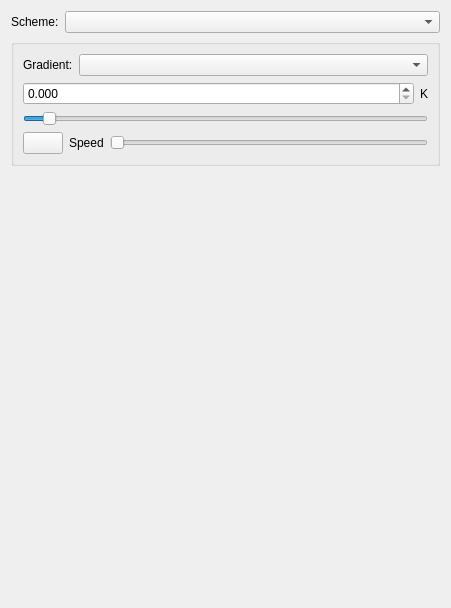
Before: the Qt Designer form src/gradientwidget.ui in KDE/kalzium, drawn with Qt 5.
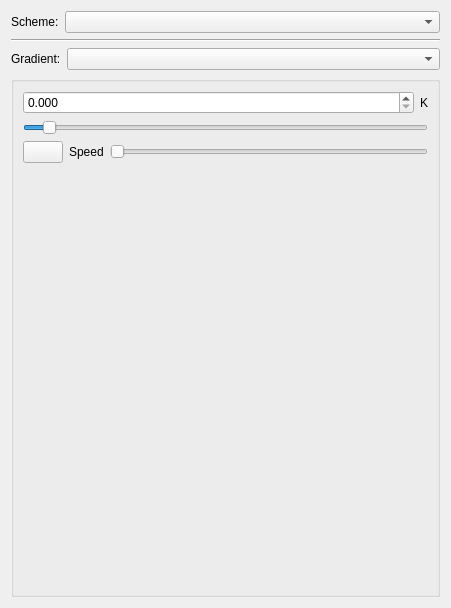
After: the same form once the commit is applied.

Diff of the .ui file:
```diff
--- a/src/gradientwidget.ui
+++ b/src/gradientwidget.ui
@@ -35,6 +35,34 @@
      </item>
     </layout>
    </item>
+   <item>
+    <widget class="Line" name="line">
+     <property name="orientation">
+      <enum>Qt::Horizontal</enum>
+     </property>
+    </widget>
+   </item>
+   <item>
+    <layout class="QHBoxLayout" name="horizontalLayout_3">
+     <item>
+      <widget class="QLabel" name="label_3">
+       <property name="text">
+        <string>Gradient:</string>
+       </property>
+      </widget>
+     </item>
+     <item>
+      <widget class="QComboBox" name="gradient_combo">
+       <property name="sizePolicy">
+        <sizepolicy hsizetype="Expanding" vsizetype="Fixed">
+         <horstretch>0</horstretch>
+         <verstretch>0</verstretch>
+        </sizepolicy>
+       </property>
+      </widget>
+     </item>
+    </layout>
+   </item>
    <item>
     <widget class="QGroupBox" name="groupBox">
      <property name="sizePolicy">
@@ -50,27 +78,6 @@
       <bool>false</bool>
      </property>
      <layout class="QVBoxLayout" name="verticalLayout_3">
-      <item>
-       <layout class="QHBoxLayout" name="horizontalLayout_3">
-        <item>
-         <widget class="QLabel" name="label_3">
-          <property name="text">
-           <string>Gradient:</string>
-          </property>
-         </widget>
-        </item>
-        <item>
-         <widget class="QComboBox" name="gradient_combo">
-          <property name="sizePolicy">
-           <sizepolicy hsizetype="Expanding" vsizetype="Fixed">
-            <horstretch>0</horstretch>
-            <verstretch>0</verstretch>
-           </sizepolicy>
-          </property>
-         </widget>
-        </item>
-       </layout>
-      </item>
       <item>
        <layout class="QHBoxLayout" name="horizontalLayout">
         <item>
@@ -154,9 +161,6 @@
         </item>
        </layout>
       </item>
-     </layout>
-    </widget>
-   </item>
    <item>
     <widget class="QLabel" name="text">
      <property name="sizePolicy">
@@ -177,6 +181,9 @@
      <property name="wordWrap">
       <bool>true</bool>
      </property>
+       </widget>
+      </item>
+     </layout>
     </widget>
    </item>
   </layout>
```
Lines whose indentation alone changed are shown as unchanged.
